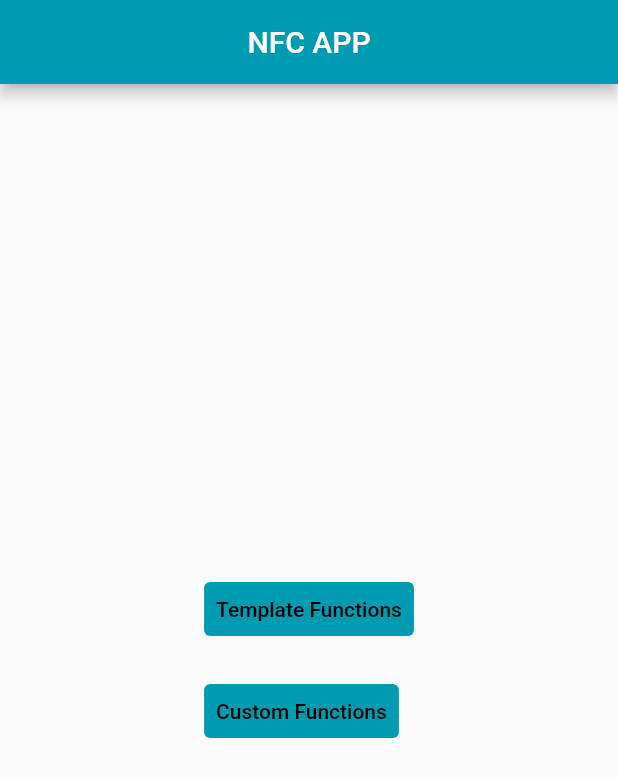
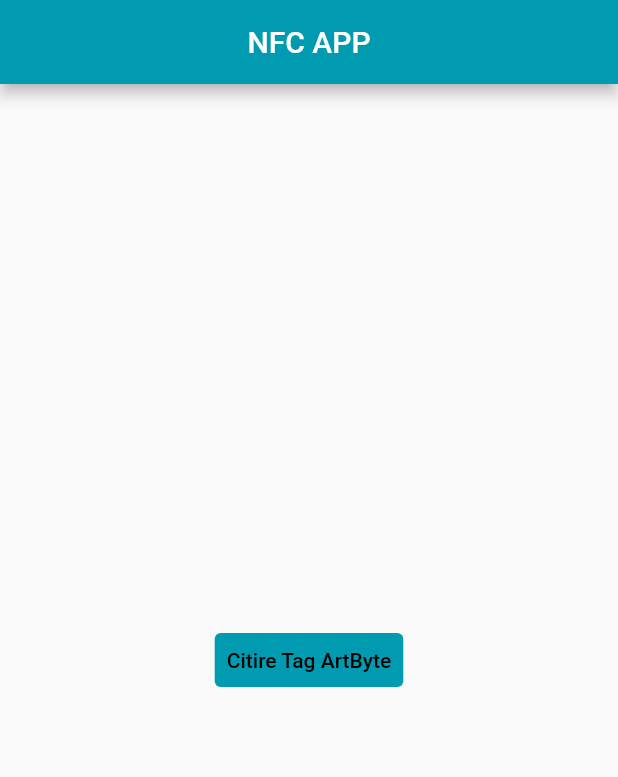
Before and after one commit to HallowedSteek/NFC_2, a Flutter app: the screen it shows after launch, on a phone screen of 412 x 824 dp. Shown: the top 777 px of the screen. Run offline on Flutter 3.47's test engine with Material 2 defaults, Android fonts, the phone set to English and light mode, and no system bars; our stand-ins replace flutter_slidable, hexcolor, hive, hive_flutter; missing offline and left inert: nfc_manager; accounts and stored records are empty.

Commit message:
merged isfan and teodor

```diff
--- a/lib/homePage/home.dart
+++ b/lib/homePage/home.dart
@@ -1,7 +1,8 @@
 import 'package:flutter/material.dart';
 import 'package:hexcolor/hexcolor.dart';
+import 'package:nfc_2/templateFunctions/templateFunctions.dart';
 import 'package:nfc_2/customFunctions/customFunctions.dart';
-import 'package:nfc_2/templateFunctions/templateFunctions.dart';
+import 'package:nfc_manager/nfc_manager.dart';
 
 class HomePage extends StatefulWidget {
   const HomePage({Key? key}) : super(key: key);
@@ -14,6 +15,19 @@ ValueNotifier<dynamic> result = ValueNotifier(null);
 
 class _HomePageState extends State<HomePage> {
 
+  bool tagFound = false;
+
+  void _tagRead() {
+    NfcManager.instance.startSession(onDiscovered: (NfcTag tag) async {
+      result.value = tag.data;
+      NfcManager.instance.stopSession();
+      tagFound = !tagFound;
+      setState(() {
+
+      });
+
+    });
+  }
 
   @override
   Widget build(BuildContext context) {
@@ -23,15 +37,29 @@ class _HomePageState extends State<HomePage> {
           title: const Text("NFC APP"),
           centerTitle: true,
         ), //bara de sus
-        body: Center(
-          child: Wrap(
+        body: !tagFound ? Center(
+          child: TextButton(
+              style: TextButton.styleFrom(
+                foregroundColor: Colors.black,
+                backgroundColor: HexColor("#009bb0"),
+              ),
+              onPressed: () {
+                _tagRead();
+                setState(() {
+
+                });
+              },
+              child: const Text('Citire Tag ArtByte')),
+        )  :
+        Center(
+          child:  Wrap(
             spacing: 20, // to apply margin in the main axis of the wrap
             runSpacing: 20, // to apply margin in the cross axis of the wrap
             direction: Axis.vertical,
             children: [
               TextButton(
                   style: TextButton.styleFrom(
-                      foregroundColor: Colors.black,
+                    foregroundColor: Colors.black,
                     backgroundColor: HexColor("#009bb0"),
                   ),
                   onPressed: () {
@@ -55,6 +83,23 @@ class _HomePageState extends State<HomePage> {
                   },
                   child: const Text('Custom Functions')),
 
+              TextButton(
+                  style: TextButton.styleFrom(
+                      foregroundColor: Colors.black,
+                      backgroundColor: HexColor("#009bb0")),
+                  onPressed: () {
+                    tagFound = !tagFound;
+                    setState(() {
+
+                    });
+                  },
+                  child: Row(
+                    children: const [
+                      Icon(Icons.arrow_back),
+                      Text('Citire alt tag'),
+                    ],
+                  )),
+
             ],
           ),
         )
```
